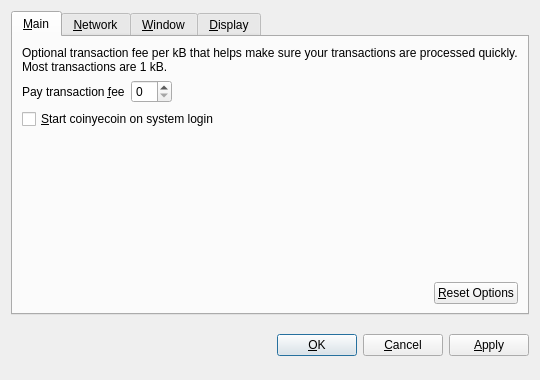
Before: the Qt Designer form src/qt/forms/optionsdialog.ui in bityecoin/coinyecoin, drawn with Qt 5.
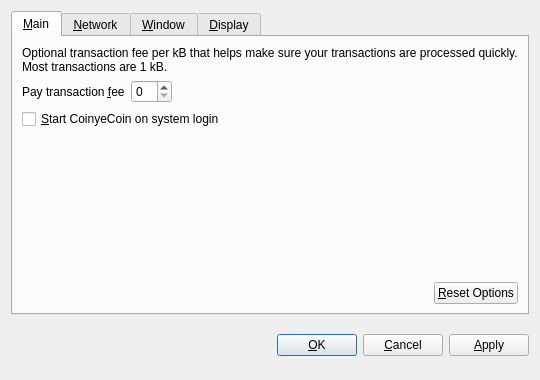
After: the same form once the commit is applied. Custom widgets are drawn as their Qt base class.

```diff
--- a/src/qt/forms/optionsdialog.ui
+++ b/src/qt/forms/optionsdialog.ui
@@ -82,7 +82,7 @@
           <string>Automatically start coinyecoin after logging in to the system.</string>
          </property>
          <property name="text">
-          <string>&amp;Start coinyecoin on system login</string>
+          <string>&amp;Start CoinyeCoin on system login</string>
          </property>
         </widget>
        </item>
```
Left out of the diff: 10 changed lines with no effect on the pictures.
